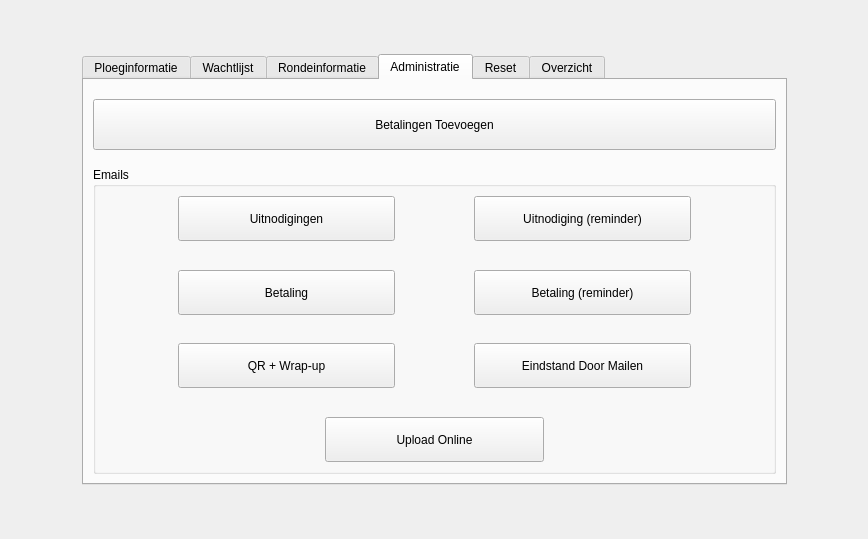
Above: ui/Admin.ui from TimThielemans/ScoreQuiz before the change. Below: the same form after it.
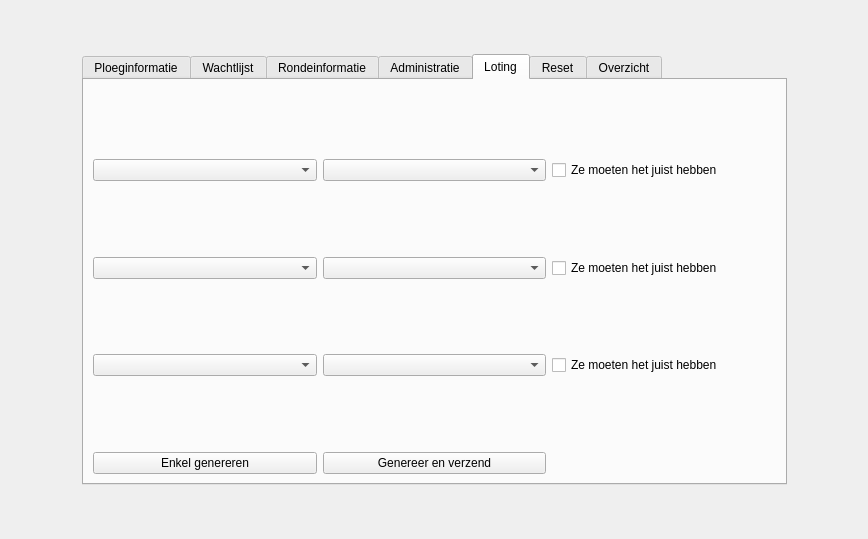
That is the form after the change.

Commit message: Loting toegevoegd

What changed in the file:
```diff
--- a/ui/Admin.ui
+++ b/ui/Admin.ui
@@ -68,8 +68,11 @@
    </item>
    <item row="1" column="1">
     <widget class="QTabWidget" name="tabWidget">
+     <property name="tabShape">
+      <enum>QTabWidget::Rounded</enum>
+     </property>
      <property name="currentIndex">
-      <number>3</number>
+      <number>4</number>
      </property>
      <widget class="QWidget" name="ploeg">
       <attribute name="title">
@@ -1351,6 +1354,118 @@
        </item>
       </layout>
      </widget>
+     <widget class="QWidget" name="Loting">
+      <attribute name="title">
+       <string>Loting</string>
+      </attribute>
+      <layout class="QGridLayout" name="gridLayout_10">
+       <item row="7" column="1">
+        <widget class="QPushButton" name="lotingZenden">
+         <property name="text">
+          <string>Genereer en verzend</string>
+         </property>
+        </widget>
+       </item>
+       <item row="1" column="2">
+        <widget class="QCheckBox" name="juistloting1">
+         <property name="text">
+          <string>Ze moeten het juist hebben</string>
+         </property>
+        </widget>
+       </item>
+       <item row="3" column="0">
+        <widget class="QComboBox" name="rondeloting2"/>
+       </item>
+       <item row="1" column="0">
+        <widget class="QComboBox" name="rondeloting1"/>
+       </item>
+       <item row="2" column="1">
+        <spacer name="verticalSpacer_25">
+         <property name="orientation">
+          <enum>Qt::Vertical</enum>
+         </property>
+         <property name="sizeHint" stdset="0">
+          <size>
+           <width>20</width>
+           <height>40</height>
+          </size>
+         </property>
+        </spacer>
+       </item>
+       <item row="1" column="1">
+        <widget class="QComboBox" name="antwoordloting1"/>
+       </item>
+       <item row="5" column="2">
+        <widget class="QCheckBox" name="juistloting3">
+         <property name="text">
+          <string>Ze moeten het juist hebben</string>
+         </property>
+        </widget>
+       </item>
+       <item row="3" column="2">
+        <widget class="QCheckBox" name="juistloting2">
+         <property name="text">
+          <string>Ze moeten het juist hebben</string>
+         </property>
+        </widget>
+       </item>
+       <item row="5" column="0">
+        <widget class="QComboBox" name="rondeloting3"/>
+       </item>
+       <item row="3" column="1">
+        <widget class="QComboBox" name="antwoordloting2"/>
+       </item>
+       <item row="5" column="1">
+        <widget class="QComboBox" name="antwoordloting3"/>
+       </item>
+       <item row="4" column="1">
+        <spacer name="verticalSpacer_26">
+         <property name="orientation">
+          <enum>Qt::Vertical</enum>
+         </property>
+         <property name="sizeHint" stdset="0">
+          <size>
+           <width>20</width>
+           <height>40</height>
+          </size>
+         </property>
+        </spacer>
+       </item>
+       <item row="0" column="1">
+        <spacer name="verticalSpacer_24">
+         <property name="orientation">
+          <enum>Qt::Vertical</enum>
+         </property>
+         <property name="sizeHint" stdset="0">
+          <size>
+           <width>20</width>
+           <height>61</height>
+          </size>
+         </property>
+        </spacer>
+       </item>
+       <item row="6" column="1">
+        <spacer name="verticalSpacer_27">
+         <property name="orientation">
+          <enum>Qt::Vertical</enum>
+         </property>
+         <property name="sizeHint" stdset="0">
+          <size>
+           <width>20</width>
+           <height>40</height>
+          </size>
+         </property>
+        </spacer>
+       </item>
+       <item row="7" column="0">
+        <widget class="QPushButton" name="lotingGenereer">
+         <property name="text">
+          <string>Enkel genereren</string>
+         </property>
+        </widget>
+       </item>
+      </layout>
+     </widget>
      <widget class="QWidget" name="tab_2">
       <attribute name="title">
        <string>Reset</string>
```
The commit also changes 9 other files.
